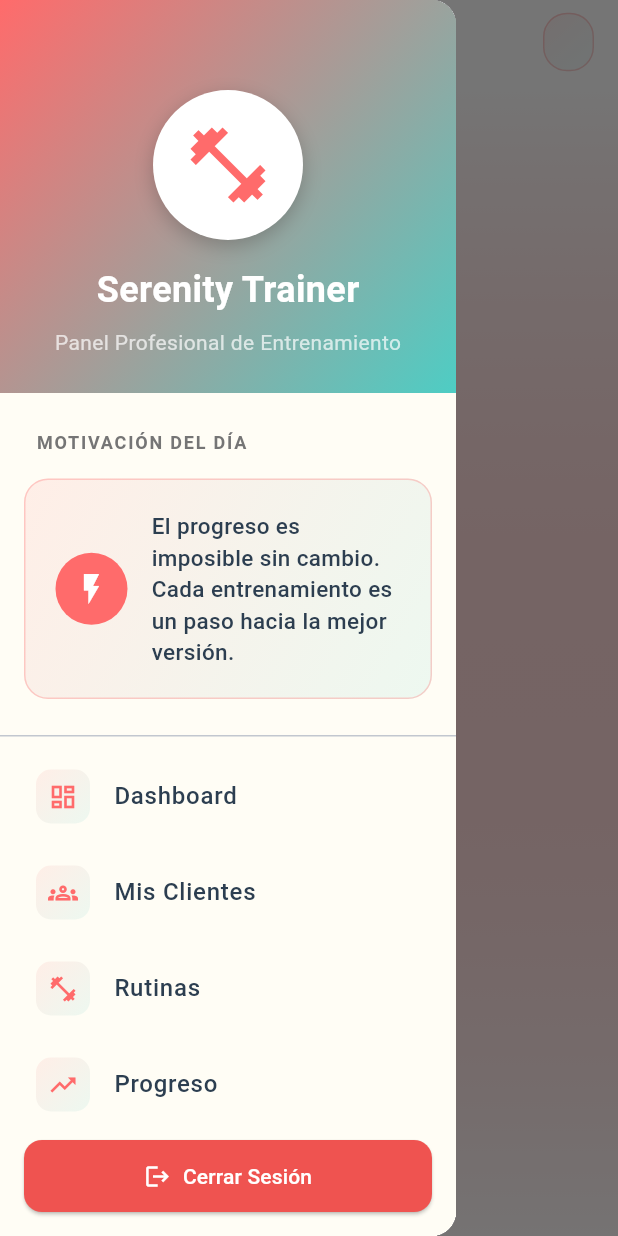
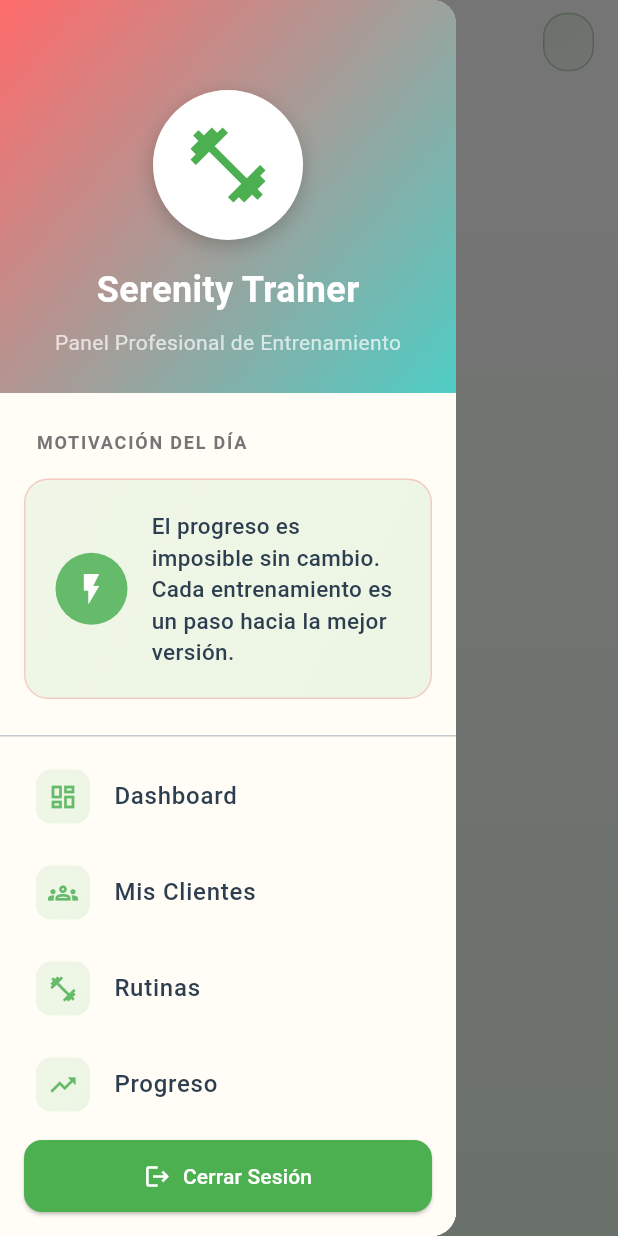
Before and after one commit to naohan/demo-, a Flutter app: the TrainerBaseLayout screen opened directly with empty values, with the side drawer open, on a phone screen of 412 x 824 dp. Run offline on Flutter 3.47's test engine with Material 3 defaults, Android fonts, the phone set to English and light mode, and no system bars; our stand-ins replace audioplayers.

Commit message:
changes home,base and banner trainer

```diff
--- a/lib/src/widgets/trainer_base_layout.dart
+++ b/lib/src/widgets/trainer_base_layout.dart
@@ -28,14 +28,14 @@ class TrainerBaseLayout extends StatelessWidget {
                 margin: const EdgeInsets.all(8),
                 decoration: BoxDecoration(
                   gradient: LinearGradient(
-                    colors: [const Color(0xFFFF6B6B), const Color(0xFF4ECDC4)],
+                    colors: [const Color(0xFF66BB6A), const Color(0xFF4CAF50)],
                     begin: Alignment.topLeft,
                     end: Alignment.bottomRight,
                   ),
                   borderRadius: BorderRadius.circular(12),
                   boxShadow: [
                     BoxShadow(
-                      color: const Color(0xFFFF6B6B).withOpacity(0.3),
+                      color: const Color(0xFF66BB6A).withOpacity(0.3),
                       blurRadius: 8,
                       offset: const Offset(0, 3),
                     ),
@@ -52,15 +52,15 @@ class TrainerBaseLayout extends StatelessWidget {
           decoration: BoxDecoration(
             gradient: LinearGradient(
               colors: [
-                const Color(0xFFFF6B6B).withOpacity(0.1),
-                const Color(0xFF4ECDC4).withOpacity(0.05),
+                const Color(0xFF66BB6A).withOpacity(0.1),
+                const Color(0xFF4CAF50).withOpacity(0.05),
               ],
               begin: Alignment.topLeft,
               end: Alignment.bottomRight,
             ),
             borderRadius: BorderRadius.circular(16),
             border: Border.all(
-              color: const Color(0xFFFF6B6B).withOpacity(0.3),
+              color: const Color(0xFF4CAF50).withOpacity(0.3),
               width: 1,
             ),
           ),
@@ -88,15 +88,15 @@ class TrainerBaseLayout extends StatelessWidget {
             decoration: BoxDecoration(
               gradient: LinearGradient(
                 colors: [
-                  const Color(0xFFFF6B6B).withOpacity(0.1),
-                  const Color(0xFF4ECDC4).withOpacity(0.05),
+                  const Color.fromARGB(255, 49, 156, 83).withOpacity(0.1),
+                  const Color(0xFF4CAF50).withOpacity(0.05),
                 ],
                 begin: Alignment.topLeft,
                 end: Alignment.bottomRight,
               ),
               borderRadius: BorderRadius.circular(16),
               border: Border.all(
-                color: const Color(0xFFFF6B6B).withOpacity(0.3),
+                color: const Color.fromARGB(255, 54, 126, 56).withOpacity(0.3),
                 width: 1,
               ),
             ),
@@ -117,7 +117,7 @@ class TrainerBaseLayout extends StatelessWidget {
           height: double.infinity,
           decoration: BoxDecoration(
             gradient: LinearGradient(
-              colors: [Colors.white, const Color(0xFFFF6B6B).withOpacity(0.03)],
+              colors: [Colors.white, const Color(0xFFE8F5E8)],
               begin: Alignment.topCenter,
               end: Alignment.bottomCenter,
             ),
@@ -132,15 +132,15 @@ class TrainerBaseLayout extends StatelessWidget {
                   decoration: BoxDecoration(
                     gradient: LinearGradient(
                       colors: [
-                        const Color(0xFFFF6B6B).withOpacity(0.1),
-                        const Color(0xFF4ECDC4).withOpacity(0.05),
+                        const Color(0xFF66BB6A).withOpacity(0.1),
+                        const Color(0xFF4CAF50).withOpacity(0.05),
                       ],
                       begin: Alignment.topLeft,
                       end: Alignment.bottomRight,
                     ),
                     borderRadius: BorderRadius.circular(20),
                     border: Border.all(
-                      color: const Color(0xFFFF6B6B).withOpacity(0.2),
+                      color: const Color(0xFF4CAF50).withOpacity(0.2),
                       width: 1,
                     ),
                   ),
@@ -196,7 +196,7 @@ class TrainerBaseLayout extends StatelessWidget {
                     child: const Icon(
                       Icons.fitness_center,
                       size: 60,
-                      color: Color(0xFFFF6B6B),
+                      color: Color(0xFF4CAF50),
                     ),
                   ),
                   const SizedBox(height: 16),
@@ -244,8 +244,8 @@ class TrainerBaseLayout extends StatelessWidget {
                     decoration: BoxDecoration(
                       gradient: LinearGradient(
                         colors: [
-                          const Color(0xFFFF6B6B).withOpacity(0.1),
-                          const Color(0xFF4ECDC4).withOpacity(0.1),
+                          const Color(0xFF66BB6A).withOpacity(0.1),
+                          const Color(0xFF4CAF50).withOpacity(0.1),
                         ],
                         begin: Alignment.topLeft,
                         end: Alignment.bottomRight,
@@ -261,7 +261,7 @@ class TrainerBaseLayout extends StatelessWidget {
                         Container(
                           padding: const EdgeInsets.all(12),
                           decoration: BoxDecoration(
-                            color: const Color(0xFFFF6B6B),
+                            color: const Color(0xFF66BB6A),
                             shape: BoxShape.circle,
                           ),
                           child: const Icon(
@@ -402,7 +402,7 @@ class TrainerBaseLayout extends StatelessWidget {
                 icon: const Icon(Icons.logout),
                 label: const Text('Cerrar Sesión'),
                 style: ElevatedButton.styleFrom(
-                  backgroundColor: Colors.red[400],
+                  backgroundColor: const Color(0xFF4CAF50),
                   foregroundColor: Colors.white,
                   minimumSize: const Size(double.infinity, 48),
                   shape: RoundedRectangleBorder(
@@ -429,15 +429,15 @@ class TrainerBaseLayout extends StatelessWidget {
         decoration: BoxDecoration(
           gradient: LinearGradient(
             colors: [
-              const Color(0xFFFF6B6B).withOpacity(0.1),
-              const Color(0xFF4ECDC4).withOpacity(0.1),
+              const Color(0xFF66BB6A).withOpacity(0.1),
+              const Color(0xFF4CAF50).withOpacity(0.1),
             ],
             begin: Alignment.topLeft,
             end: Alignment.bottomRight,
           ),
           borderRadius: BorderRadius.circular(10),
         ),
-        child: Icon(icon, color: const Color(0xFFFF6B6B), size: 20),
+        child: Icon(icon, color: const Color(0xFF66BB6A), size: 20),
       ),
       title: Text(
         title,
--- a/pubspec.yaml
+++ b/pubspec.yaml
@@ -60,6 +60,7 @@ flutter:
 
   # To add assets to your application, add an assets section, like this:
   assets:
+    - assets/banner/banner-trainer.png
     - assets/logo/logo_S.png
     - assets/mascota/mascota.png
     - assets/home/mente_plena.png
```
Also changed, not shown: lib/src/features/home/home_trainer.dart (+18 -24 lines), assets/banner/banner-trainer.png (added).
